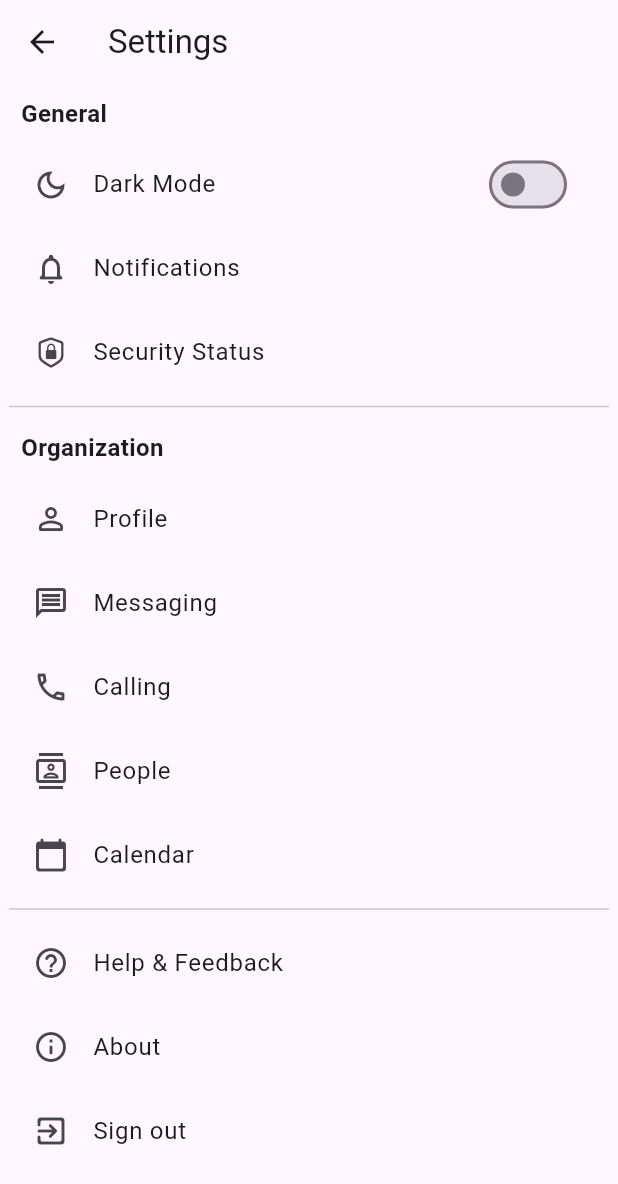
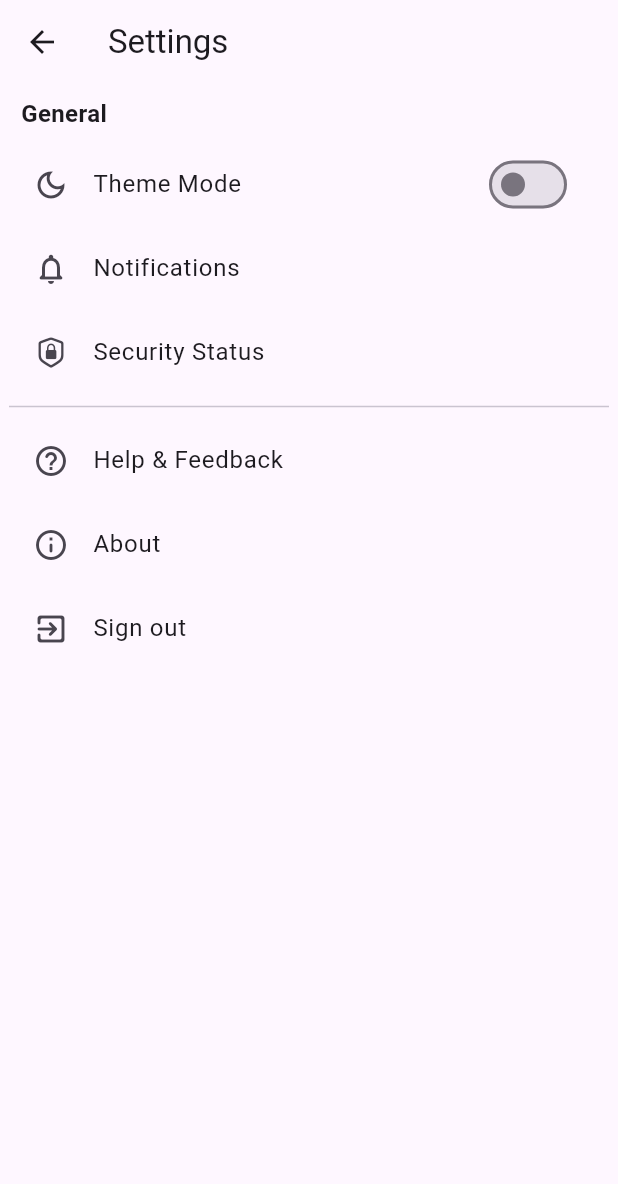
Before and after one commit to ErrorUnknown55/caribbean_food_group_game, a Flutter app: the SettingsPage screen opened directly, on a phone screen of 412 x 824 dp. Shown: the top 1184 px of the screen. Run offline on Flutter 3.47's test engine with Material 3 defaults, Android fonts, the phone set to English and light mode, and no system bars.

Commit message:
add service and controller

```diff
--- a/lib/scr/home_feature/homePage.dart
+++ b/lib/scr/home_feature/homePage.dart
@@ -1,3 +1,4 @@
+import 'package:caribbean_food_group_game/scr/setting_feature/setting_view.dart';
 import 'package:flutter/material.dart';
 
 class HomePage extends StatelessWidget {
@@ -10,9 +11,10 @@ class HomePage extends StatelessWidget {
 
         appBar: AppBar(
           centerTitle: true,
-          title: Text('Caribbean Food Group'),
+          title: const Text('Caribbean Food Group'),
         ),
-        endDrawer: Drawer(),
+        endDrawer: const Drawer(
+          child: SettingsPage(),),
       ),
     );
   }
--- a/lib/scr/setting_feature/settingPage.dart
+++ b/lib/scr/setting_feature/setting_view.dart
@@ -27,7 +27,7 @@ class _SettingsPageState extends State<SettingsPage> {
                   title: "General",
                   children: [
                     _CustomListTile(
-                        title: "Dark Mode",
+                        title: "Theme Mode",
                         icon: Icons.dark_mode_outlined,
                         trailing: Switch(
                             value: _isDark,
@@ -42,22 +42,6 @@ class _SettingsPageState extends State<SettingsPage> {
                     const _CustomListTile(
                         title: "Security Status",
                         icon: CupertinoIcons.lock_shield),
-                  ],
-                ),
-                const Divider(),
-                const _SingleSection(
-                  title: "Organization",
-                  children: [
-                    _CustomListTile(
-                        title: "Profile", icon: Icons.person_outline_rounded),
-                    _CustomListTile(
-                        title: "Messaging", icon: Icons.message_outlined),
-                    _CustomListTile(
-                        title: "Calling", icon: Icons.phone_outlined),
-                    _CustomListTile(
-                        title: "People", icon: Icons.contacts_outlined),
-                    _CustomListTile(
-                        title: "Calendar", icon: Icons.calendar_today_rounded)
                   ],
                 ),
                 const Divider(),
--- /dev/null
+++ b/lib/service/setting_service.dart
@@ -0,0 +1,17 @@
+import 'package:flutter/material.dart';
+
+/// A service that stores and retrieves user settings.
+///
+/// By default, this class does not persist user settings. If you'd like to
+/// persist the user settings locally, use the shared_preferences package. If
+/// you'd like to store settings on a web server, use the http package.
+class SettingsService {
+  /// Loads the User's preferred ThemeMode from local or remote storage.
+  Future<ThemeMode> themeMode() async => ThemeMode.system;
+
+  /// Persists the user's preferred ThemeMode to local or remote storage.
+  Future<void> updateThemeMode(ThemeMode theme) async {
+    // Use the shared_preferences package to persist settings locally or the
+    // http package to persist settings over the network.
+  }
+}
```
Also changed, not shown: lib/scr/setting_feature/setting_controller.dart (+51 -0 lines).
